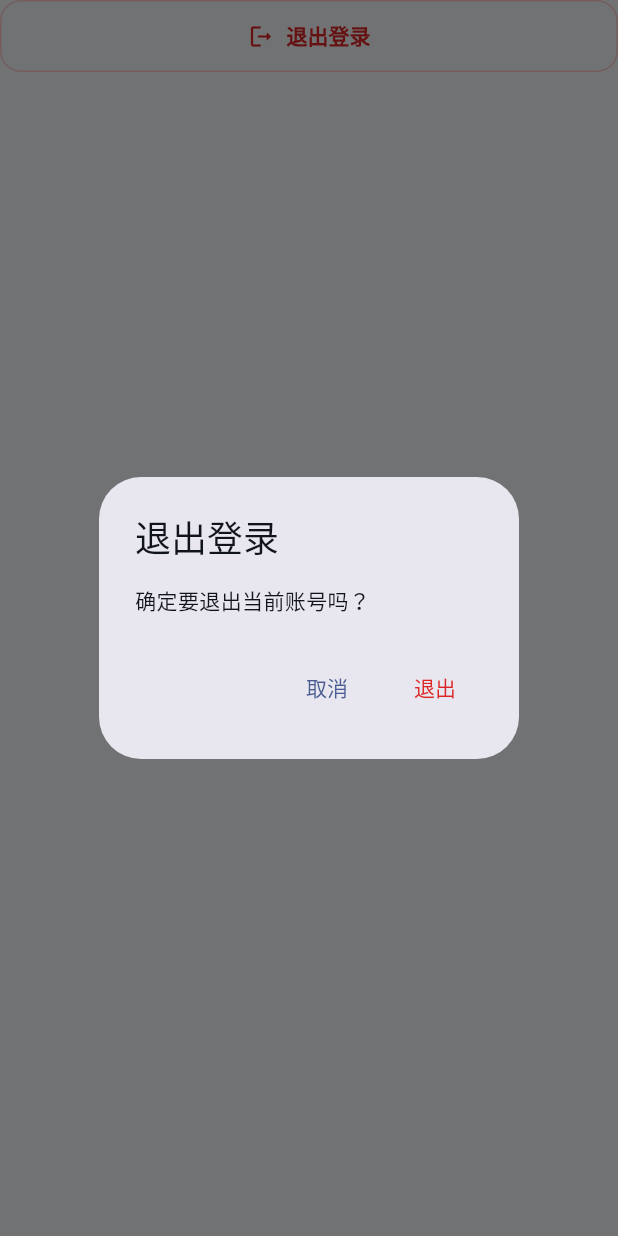
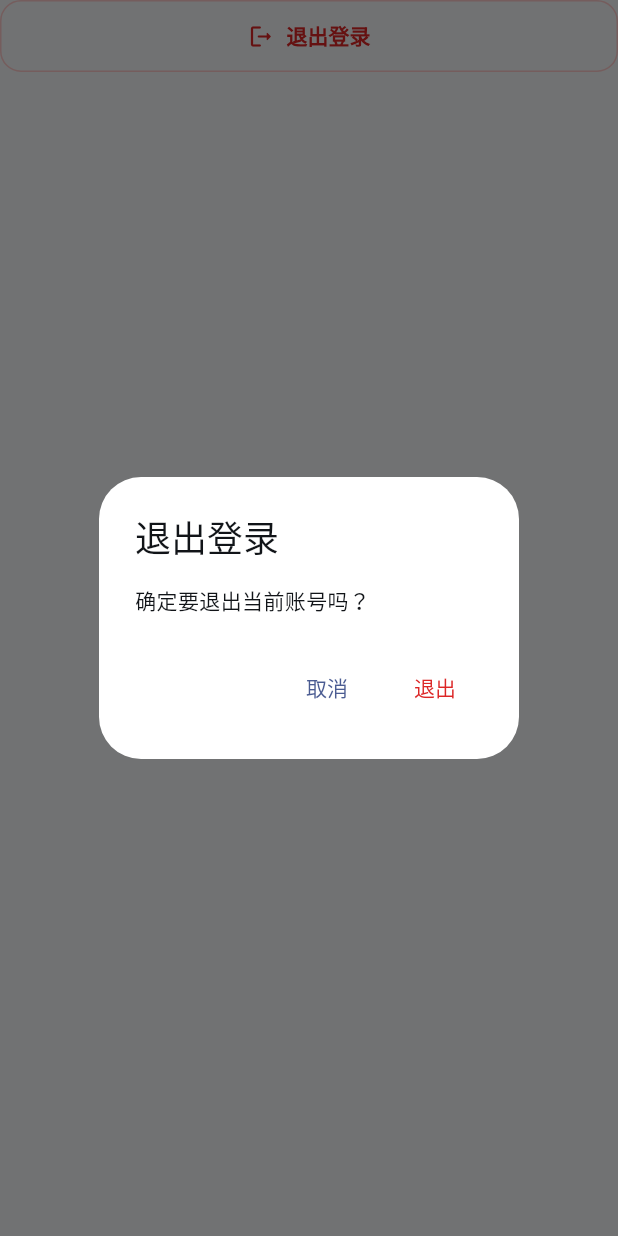
Before and after one commit to ZanytriumPH/vidnexus, a Flutter app: the _LogoutButton widget shown alone on an empty page, opened directly, after a tap on "退出登录", on a phone screen of 412 x 824 dp. Run offline on Flutter 3.47's test engine with Material 3 defaults, Android fonts, the light colour scheme and no system bars; our stand-ins replace dio, file_picker, flutter_markdown_plus, flutter_riverpod, flutter_secure_storage, video_player; accounts and stored records are empty; network calls fail.

Commit message:
小弹窗纯白统一背景色

```diff
--- a/lib/app/widgets/app_user_avatar.dart
+++ b/lib/app/widgets/app_user_avatar.dart
@@ -75,6 +75,7 @@ Future<void> _confirmLogout(BuildContext context, WidgetRef ref) async {
   final confirmed = await showDialog<bool>(
     context: context,
     builder: (ctx) => AlertDialog(
+      backgroundColor: Colors.white,
       title: const Text('退出登录'),
       content: const Text('确定要退出当前账号吗？'),
       actions: [
--- a/lib/features/home/widgets/session_settings_sheet.dart
+++ b/lib/features/home/widgets/session_settings_sheet.dart
@@ -178,6 +178,7 @@ class _LogoutButton extends ConsumerWidget {
     final confirmed = await showDialog<bool>(
       context: context,
       builder: (ctx) => AlertDialog(
+        backgroundColor: Colors.white,
         title: const Text('退出登录'),
         content: const Text('确定要退出当前账号吗？'),
         actions: [
--- a/lib/features/knowledge_base/knowledge_base_home_screen.dart
+++ b/lib/features/knowledge_base/knowledge_base_home_screen.dart
@@ -122,6 +122,7 @@ class _KnowledgeBaseHomeScreenState
                   final confirmed = await showDialog<bool>(
                     context: context,
                     builder: (ctx) => AlertDialog(
+                      backgroundColor: Colors.white,
                       title: const Text('删除知识库'),
                       content: Text(
                           '确定要删除选中的 $count 个知识库吗？\n此操作不可撤销。'),
@@ -163,6 +164,7 @@ class _KnowledgeBaseHomeScreenState
     showDialog(
       context: context,
       builder: (ctx) => AlertDialog(
+        backgroundColor: Colors.white,
         title: const Text('新建知识库'),
         content: TextField(
           controller: nameController,
@@ -227,6 +229,7 @@ class _KnowledgeBaseHeaderState extends State<_KnowledgeBaseHeader> {
         shape: RoundedRectangleBorder(
           borderRadius: BorderRadius.circular(14),
         ),
+        color: Colors.white,
         onSelected: (value) {
           if (value == 'create') {
             widget.onCreatePressed();
--- a/lib/features/knowledge_base/knowledge_base_sources_screen.dart
+++ b/lib/features/knowledge_base/knowledge_base_sources_screen.dart
@@ -111,6 +111,7 @@ class _KnowledgeBaseSourcesScreenState
     final confirmed = await showDialog<bool>(
       context: context,
       builder: (ctx) => AlertDialog(
+        backgroundColor: Colors.white,
         title: const Text('移除来源'),
         content: Text('确定要从知识库中移除"${source.title}"吗？'),
         actions: [
```
